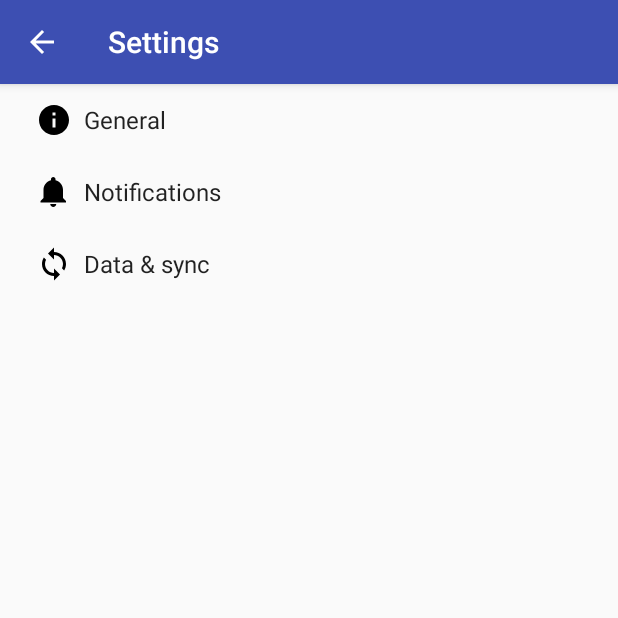
After one commit to ManvithaC/NoQ, an Android app: the SettingsActivity screen opened directly, with no data from a screen before it, on a phone screen of 412 x 824 dp, the top half of it. The commit adds this screen. Run offline under Robolectric (Android 15) with nearby library versions, the phone set to English and light mode, and no system bars.

Commit message:
log out and settings

```diff
--- a/app/build.gradle
+++ b/app/build.gradle
@@ -9,6 +9,7 @@ android {
         versionCode 1
         versionName "1.0"
         testInstrumentationRunner "android.support.test.runner.AndroidJUnitRunner"
+        vectorDrawables.useSupportLibrary = true
     }
     buildTypes {
         release {
@@ -24,6 +25,7 @@ dependencies {
     implementation 'com.android.support:design:28.0.0'
     implementation 'com.android.support:support-v4:28.0.0'
     implementation 'com.android.support.constraint:constraint-layout:1.1.3'
+    implementation 'com.android.support:support-vector-drawable:28.0.0'
     testImplementation 'junit:junit:4.12'
     androidTestImplementation 'com.android.support.test:runner:1.0.2'
     androidTestImplementation 'com.android.support.test.espresso:espresso-core:3.0.2'
--- /dev/null
+++ b/app/src/main/java/com/example/noq/AppCompatPreferenceActivity.java
@@ -0,0 +1,114 @@
+package com.example.noq;
+
+import android.content.res.Configuration;
+import android.os.Bundle;
+import android.preference.EditTextPreference;
+import android.preference.PreferenceActivity;
+import android.support.annotation.LayoutRes;
+import android.support.annotation.Nullable;
+import android.support.v7.app.ActionBar;
+import android.support.v7.app.AppCompatDelegate;
+import android.support.v7.widget.Toolbar;
+import android.view.MenuInflater;
+import android.view.View;
+import android.view.ViewGroup;
+
+import static com.example.noq.LoginActivity.FIRSTNAME;
+import static com.example.noq.LoginActivity.LASTNAME;
+
+/**
+ * A {@link android.preference.PreferenceActivity} which implements and proxies the necessary calls
+ * to be used with AppCompat.
+ */
+public abstract class AppCompatPreferenceActivity extends PreferenceActivity {
+
+    private AppCompatDelegate mDelegate;
+
+    @Override
+    protected void onCreate(Bundle savedInstanceState) {
+        getDelegate().installViewFactory();
+        getDelegate().onCreate(savedInstanceState);
+        super.onCreate(savedInstanceState);
+
+    }
+
+    @Override
+    protected void onPostCreate(Bundle savedInstanceState) {
+        super.onPostCreate(savedInstanceState);
+        getDelegate().onPostCreate(savedInstanceState);
+    }
+
+    public ActionBar getSupportActionBar() {
+        return getDelegate().getSupportActionBar();
+    }
+
+    public void setSupportActionBar(@Nullable Toolbar toolbar) {
+        getDelegate().setSupportActionBar(toolbar);
+    }
+
+    @Override
+    public MenuInflater getMenuInflater() {
+        return getDelegate().getMenuInflater();
+    }
+
+    @Override
+    public void setContentView(@LayoutRes int layoutResID) {
+        getDelegate().setContentView(layoutResID);
+    }
+
+    @Override
+    public void setContentView(View view) {
+        getDelegate().setContentView(view);
+    }
+
+    @Override
+    public void setContentView(View view, ViewGroup.LayoutParams params) {
+        getDelegate().setContentView(view, params);
+    }
+
+    @Override
+    public void addContentView(View view, ViewGroup.LayoutParams params) {
+        getDelegate().addContentView(view, params);
+    }
+
+    @Override
+    protected void onPostResume() {
+        super.onPostResume();
+        getDelegate().onPostResume();
+    }
+
+    @Override
+    protected void onTitleChanged(CharSequence title, int color) {
+        super.onTitleChanged(title, color);
+        getDelegate().setTitle(title);
+    }
+
+    @Override
+    public void onConfigurationChanged(Configuration newConfig) {
+        super.onConfigurationChanged(newConfig);
+        getDelegate().onConfigurationChanged(newConfig);
+    }
+
+    @Override
+    protected void onStop() {
+        super.onStop();
+        getDelegate().onStop();
+    }
+
+    @Override
+    protected void onDestroy() {
+        super.onDestroy();
+        getDelegate().onDestroy();
+    }
+
+    public void invalidateOptionsMenu() {
+        getDelegate().invalidateOptionsMenu();
+    }
+
+    private AppCompatDelegate getDelegate() {
+        if (mDelegate == null) {
+            mDelegate = AppCompatDelegate.create(this, null);
+        }
+        return mDelegate;
+    }
+}
--- /dev/null
+++ b/app/src/main/res/drawable/ic_info_black_24dp.xml
@@ -0,0 +1,9 @@
+<vector xmlns:android="http://schemas.android.com/apk/res/android"
+    android:width="24dp"
+    android:height="24dp"
+    android:viewportWidth="24.0"
+    android:viewportHeight="24.0">
+    <path
+        android:fillColor="#FF000000"
+        android:pathData="M12,2C6.48,2 2,6.48 2,12s4.48,10 10,10 10,-4.48 10,-10S17.52,2 12,2zm1,15h-2v-6h2v6zm0,-8h-2V7h2v2z" />
+</vector>
--- /dev/null
+++ b/app/src/main/res/drawable/ic_notifications_black_24dp.xml
@@ -0,0 +1,9 @@
+<vector xmlns:android="http://schemas.android.com/apk/res/android"
+    android:width="24dp"
+    android:height="24dp"
+    android:viewportWidth="24.0"
+    android:viewportHeight="24.0">
+    <path
+        android:fillColor="#FF000000"
+        android:pathData="M11.5,22c1.1,0 2,-0.9 2,-2h-4c0,1.1 0.9,2 2,2zm6.5,-6v-5.5c0,-3.07 -2.13,-5.64 -5,-6.32V3.5c0,-0.83 -0.67,-1.5 -1.5,-1.5S10,2.67 10,3.5v0.68c-2.87,0.68 -5,3.25 -5,6.32V16l-2,2v1h17v-1l-2,-2z" />
+</vector>
--- /dev/null
+++ b/app/src/main/res/drawable/ic_sync_black_24dp.xml
@@ -0,0 +1,9 @@
+<vector xmlns:android="http://schemas.android.com/apk/res/android"
+    android:width="24dp"
+    android:height="24dp"
+    android:viewportWidth="24.0"
+    android:viewportHeight="24.0">
+    <path
+        android:fillColor="#FF000000"
+        android:pathData="M12 4V1L8 5l4 4V6c3.31 0 6 2.69 6 6 0 1.01,-.25 1.97,-.7 2.8l1.46 1.46C19.54 15.03 20 13.57 20 12c0,-4.42,-3.58,-8,-8,-8zm0 14c-3.31 0,-6,-2.69,-6,-6 0,-1.01.25,-1.97.7,-2.8L5.24 7.74C4.46 8.97 4 10.43 4 12c0 4.42 3.58 8 8 8v3l4,-4,-4,-4v3z" />
+</vector>
--- a/app/src/main/res/values/strings.xml
+++ b/app/src/main/res/values/strings.xml
@@ -22,4 +22,77 @@
     <string name="action_settings">Settings</string>
 
     <string name="backend_url">http://localhost:5000</string>
+    <string name="title_activity_settings">Settings</string>
+
+    <!-- Strings related to Settings -->
+
+    <!-- Example General settings -->
+    <string name="pref_header_general">General</string>
+
+    <string name="pref_title_social_recommendations">Enable social recommendations</string>
+    <string name="pref_description_social_recommendations">Recommendations for people to contact
+        based on your message history
+    </string>
+
+    <string name="pref_title_display_name">Display name</string>
+    <string name="pref_default_display_name">John Smith</string>
+
+    <string name="pref_title_add_friends_to_messages">Add friends to messages</string>
+    <string-array name="pref_example_list_titles">
+        <item>Always</item>
+        <item>When possible</item>
+        <item>Never</item>
+    </string-array>
+    <string-array name="pref_example_list_values">
+        <item>1</item>
+        <item>0</item>
+        <item>-1</item>
+    </string-array>
+
+    <!-- Example settings for Data & Sync -->
+    <string name="pref_header_data_sync">Data &amp; sync</string>
+
+    <string name="pref_title_sync_frequency">Sync frequency</string>
+    <string-array name="pref_sync_frequency_titles">
+        <item>15 minutes</item>
+        <item>30 minutes</item>
+        <item>1 hour</item>
+        <item>3 hours</item>
+        <item>6 hours</item>
+        <item>Never</item>
+    </string-array>
+    <string-array name="pref_sync_frequency_values">
+        <item>15</item>
+        <item>30</item>
+        <item>60</item>
+        <item>180</item>
+        <item>360</item>
+        <item>-1</item>
+    </string-array>
+
+    <string-array name="list_preference_entries">
+        <item>Entry 1</item>
+        <item>Entry 2</item>
+        <item>Entry 3</item>
+    </string-array>
+
+    <string-array name="list_preference_entry_values">
+        <item>1</item>
+        <item>2</item>
+        <item>3</item>
+    </string-array>
+
+    <string-array name="multi_select_list_preference_default_value" />
+
+    <string name="pref_title_system_sync_settings">System sync settings</string>
+
+    <!-- Example settings for Notifications -->
+    <string name="pref_header_notifications">Notifications</string>
+
+    <string name="pref_title_new_message_notifications">New message notifications</string>
+
+    <string name="pref_title_ringtone">Ringtone</string>
+    <string name="pref_ringtone_silent">Silent</string>
+
+    <string name="pref_title_vibrate">Vibrate</string>
 </resources>
--- /dev/null
+++ b/app/src/main/res/xml/pref_data_sync.xml
@@ -0,0 +1,21 @@
+<PreferenceScreen xmlns:android="http://schemas.android.com/apk/res/android">
+
+    <!-- NOTE: Hide buttons to simplify the UI. Users can touch outside the dialog to
+         dismiss it. -->
+    <!-- NOTE: ListPreference's summary should be set to its value by the activity code. -->
+    <ListPreference
+        android:defaultValue="180"
+        android:entries="@array/pref_sync_frequency_titles"
+        android:entryValues="@array/pref_sync_frequency_values"
+        android:key="sync_frequency"
+        android:negativeButtonText="@null"
+        android:positiveButtonText="@null"
+        android:title="@string/pref_title_sync_frequency" />
+
+    <!-- This preference simply launches an intent when selected. Use this UI sparingly, per
+         design guidelines. -->
+    <Preference android:title="@string/pref_title_system_sync_settings">
+        <intent android:action="android.settings.SYNC_SETTINGS" />
+    </Preference>
+
+</PreferenceScreen>
--- /dev/null
+++ b/app/src/main/res/xml/pref_general.xml
@@ -0,0 +1,33 @@
+<PreferenceScreen xmlns:android="http://schemas.android.com/apk/res/android">
+
+    <SwitchPreference
+        android:defaultValue="true"
+        android:key="example_switch"
+        android:summary="@string/pref_description_social_recommendations"
+        android:title="@string/pref_title_social_recommendations" />
+
+    <!-- NOTE: EditTextPreference accepts EditText attributes. -->
+    <!-- NOTE: EditTextPreference's summary should be set to its value by the activity code. -->
+    <EditTextPreference
+        android:capitalize="words"
+        android:defaultValue="@string/pref_default_display_name"
+        android:inputType="textCapWords"
+        android:key="example_text"
+        android:maxLines="1"
+        android:selectAllOnFocus="true"
+        android:singleLine="true"
+        android:title="@string/pref_title_display_name" />
+
+    <!-- NOTE: Hide buttons to simplify the UI. Users can touch outside the dialog to
+         dismiss it. -->
+    <!-- NOTE: ListPreference's summary should be set to its value by the activity code. -->
+    <ListPreference
+        android:defaultValue="-1"
+        android:entries="@array/pref_example_list_titles"
+        android:entryValues="@array/pref_example_list_values"
+        android:key="example_list"
+        android:negativeButtonText="@null"
+        android:positiveButtonText="@null"
+        android:title="@string/pref_title_add_friends_to_messages" />
+
+</PreferenceScreen>
--- /dev/null
+++ b/app/src/main/res/xml/pref_headers.xml
@@ -0,0 +1,20 @@
+<preference-headers xmlns:android="http://schemas.android.com/apk/res/android">
+
+    <!-- These settings headers are only used on tablets. -->
+
+    <header
+        android:fragment="com.example.noq.SettingsActivity$GeneralPreferenceFragment"
+        android:icon="@drawable/ic_info_black_24dp"
+        android:title="@string/pref_header_general" />
+
+    <header
+        android:fragment="com.example.noq.SettingsActivity$NotificationPreferenceFragment"
+        android:icon="@drawable/ic_notifications_black_24dp"
+        android:title="@string/pref_header_notifications" />
+
+    <header
+        android:fragment="com.example.noq.SettingsActivity$DataSyncPreferenceFragment"
+        android:icon="@drawable/ic_sync_black_24dp"
+        android:title="@string/pref_header_data_sync" />
+
+</preference-headers>
--- /dev/null
+++ b/app/src/main/res/xml/pref_notification.xml
@@ -0,0 +1,27 @@
+<PreferenceScreen xmlns:android="http://schemas.android.com/apk/res/android">
+
+    <!-- A 'parent' preference, which enables/disables child preferences (below)
+         when checked/unchecked. -->
+    <SwitchPreference
+        android:defaultValue="true"
+        android:key="notifications_new_message"
+        android:title="@string/pref_title_new_message_notifications" />
+
+    <!-- Allows the user to choose a ringtone in the 'notification' category. -->
+    <!-- NOTE: This preference will be enabled only when the checkbox above is checked. -->
+    <!-- NOTE: RingtonePreference's summary should be set to its value by the activity code. -->
+    <RingtonePreference
+        android:defaultValue="content://settings/system/notification_sound"
+        android:dependency="notifications_new_message"
+        android:key="notifications_new_message_ringtone"
+        android:ringtoneType="notification"
+        android:title="@string/pref_title_ringtone" />
+
+    <!-- NOTE: This preference will be enabled only when the checkbox above is checked. -->
+    <SwitchPreference
+        android:defaultValue="true"
+        android:dependency="notifications_new_message"
+        android:key="notifications_new_message_vibrate"
+        android:title="@string/pref_title_vibrate" />
+
+</PreferenceScreen>
```
Also changed, not shown: app/src/main/AndroidManifest.xml (+7 -4 lines), app/src/main/java/com/example/noq/LoginActivity.java (+13 -8 lines), app/src/main/java/com/example/noq/NavActivity.java (+20 -5 lines), app/src/main/java/com/example/noq/SettingsActivity.java (added, +258 -0 lines), app/src/main/res/layout/nav_header_nav.xml (+6 -5 lines), app/src/main/res/menu/activity_nav_drawer.xml (+7 -15 lines).
